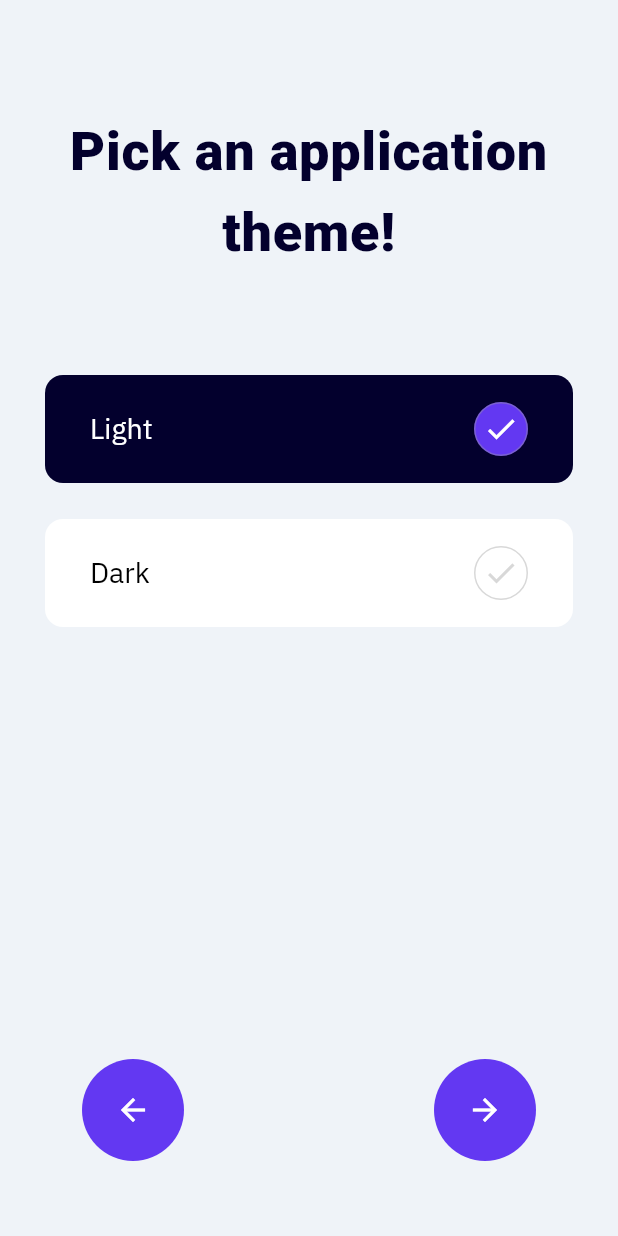
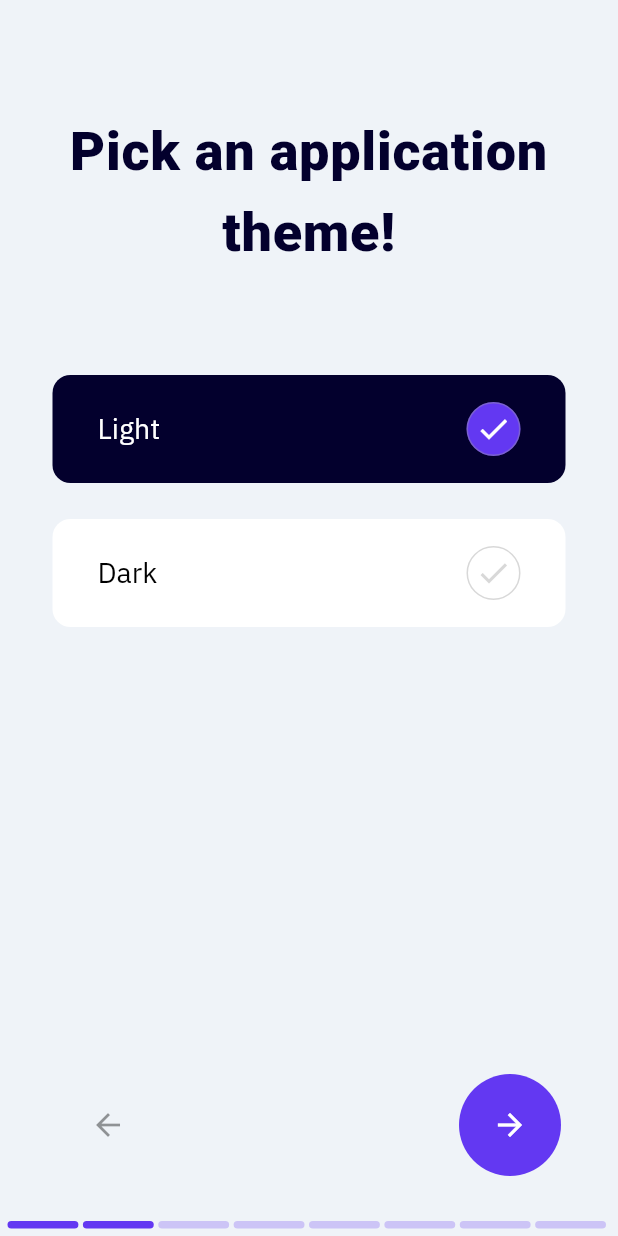
Before and after one commit to f0cuSsss/flutter_animated_onboarding, a Flutter app: the screen it shows after launch, after a tap on the "arrow forward" icon, on a phone screen of 412 x 824 dp. Run offline on Flutter 3.47's test engine with Material 2 defaults, Android fonts, the phone set to English and light mode, and no system bars; our stand-ins replace flutter_svg.

Commit message:
Onboard template done

```diff
--- /dev/null
+++ b/lib/screens/onboard/onboard_bottom_block.dart
@@ -0,0 +1,102 @@
+import 'package:flutter/material.dart';
+
+class OnboardBottomBlock extends StatelessWidget {
+  OnboardBottomBlock({this.pageController, this.pageCount, this.curPage});
+
+  var pageController;
+  var pageCount;
+  var curPage;
+
+  @override
+  Widget build(BuildContext context) {
+    return Column(
+      children: [
+        Row(
+          mainAxisAlignment: MainAxisAlignment.spaceBetween,
+          children: [
+            // NEED TO REFACTOR!!!
+            Expanded(
+              child: Ink(
+                decoration: ShapeDecoration(
+                  shape: CircleBorder(),
+                  // color: curPage == 0 ? null : Color(0xFF8093F1),
+                ),
+                padding: EdgeInsets.all(10),
+                child: IconButton(
+                  iconSize: 24,
+                  splashColor: (() {
+                    return curPage == 0
+                        ? Colors.transparent
+                        : Color(0xFF8093F1);
+                  }()),
+                  icon: Icon(
+                    Icons.arrow_back,
+                    color: curPage == 0
+                        ? Colors.transparent
+                        : Colors.black.withOpacity(0.4),
+                  ),
+                  onPressed: curPage == 0
+                      ? null
+                      : () => (pageController as PageController).previousPage(
+                            duration: const Duration(milliseconds: 350),
+                            curve: Curves.easeInToLinear,
+                          ),
+                ),
+              ),
+            ),
+            Expanded(child: Text('')),
+            Expanded(
+              child: Ink(
+                decoration: ShapeDecoration(
+                  shape: CircleBorder(),
+                  color: curPage == pageCount - 1
+                      ? Color(0xFFEFF3F8)
+                      : Color(0xFF6338F2),
+                ),
+                padding: EdgeInsets.all(10),
+                child: IconButton(
+                  splashColor: (() {
+                    return curPage == pageCount - 1
+                        ? Colors.transparent
+                        : Color(0xFF8093F1);
+                  }()),
+                  icon: Icon(
+                    Icons.arrow_forward,
+                    color: curPage == pageCount - 1
+                        ? Colors.transparent
+                        : Colors.white,
+                  ),
+                  onPressed: curPage == pageCount - 1
+                      ? null
+                      : () {
+                          pageController.nextPage(
+                            duration: const Duration(milliseconds: 350),
+                            curve: Curves.easeInToLinear,
+                          );
+                        },
+                ),
+              ),
+            ),
+          ],
+        ),
+        SizedBox(height: 30),
+        Row(
+          children: List.generate(pageCount, (index) {
+            return Expanded(
+              child: Container(
+                decoration: BoxDecoration(
+                  borderRadius: BorderRadius.all(Radius.circular(5)),
+                  color: curPage >= index
+                      ? Color(0xFF6338F2)
+                      : Color(0xFF6338F2).withOpacity(0.25),
+                ),
+                margin: EdgeInsets.only(right: 3),
+                height: 5,
+              ),
+            );
+          }),
+        ),
+      ],
+    );
+  }
+}
--- /dev/null
+++ b/lib/screens/onboard/onboard_functional_first_screen.dart
@@ -0,0 +1,78 @@
+import 'package:flutter/material.dart';
+import 'package:flutter_welcome_screen/screens/onboard/onboard_bottom_block.dart';
+
+class OnboardFunctionalFirstScreen extends StatelessWidget {
+  OnboardFunctionalFirstScreen({this.pageController, this.pageCount});
+
+  var pageController;
+  var pageCount;
+
+  @override
+  Widget build(BuildContext context) {
+    return Stack(children: [
+      Positioned(
+        top: 25,
+        right: 20,
+        child: GestureDetector(
+          onTap: () => (pageController as PageController).animateToPage(
+            pageCount - 1,
+            duration: const Duration(milliseconds: 800),
+            curve: Curves.decelerate,
+          ),
+          child: Padding(
+            padding: const EdgeInsets.all(8.0),
+            child: Text(
+              'SKIP',
+              style: TextStyle(
+                color: Colors.black.withOpacity(0.5),
+                fontWeight: FontWeight.w500,
+              ),
+            ),
+          ),
+        ),
+      ),
+      Padding(
+        padding: const EdgeInsets.only(top: 70, bottom: 5, left: 5, right: 5),
+        child: Column(
+          children: [
+            Image.asset(
+              'assets/onboarding/func_1.jpg',
+              fit: BoxFit.fill,
+              height: MediaQuery.of(context).size.height * 0.4,
+            ),
+            Padding(
+              padding: const EdgeInsets.only(left: 30, right: 30),
+              child: Text(
+                'Functional 1',
+                textAlign: TextAlign.center,
+                style: TextStyle(
+                  color: Color(0xFF03002D),
+                  fontFamily: 'Roboto',
+                  fontSize: 36,
+                  fontWeight: FontWeight.w900,
+                  height: 1.5,
+                  letterSpacing: 0.5,
+                ),
+              ),
+            ),
+            SizedBox(height: 30),
+            Expanded(
+                child: Padding(
+              padding: const EdgeInsets.all(16.0),
+              child: Text(
+                'It has survived not only five centuries, but also the leap into electronic typesetting, remaining essentially unchanged.',
+                style: TextStyle(fontSize: 18),
+              ),
+            )),
+            SizedBox(height: 30),
+            OnboardBottomBlock(
+              pageController: pageController,
+              pageCount: pageCount,
+              curPage: 4,
+            ),
+          ],
+        ),
+      ),
+    ]);
+  }
+}
--- /dev/null
+++ b/lib/screens/onboard/onboard_functional_overview_screen.dart
@@ -0,0 +1,79 @@
+import 'package:flutter/material.dart';
+import 'package:flutter_welcome_screen/screens/onboard/onboard_bottom_block.dart';
+
+class OnboardFunctionalOverviewScreen extends StatelessWidget {
+  OnboardFunctionalOverviewScreen({this.pageController, this.pageCount});
+
+  var pageController;
+  var pageCount;
+
+  @override
+  Widget build(BuildContext context) {
+    return Stack(children: [
+      Positioned(
+        top: 25,
+        right: 20,
+        child: GestureDetector(
+          onTap: () => (pageController as PageController).animateToPage(
+            pageCount - 1,
+            duration: const Duration(milliseconds: 800),
+            curve: Curves.decelerate,
+          ),
+          child: Padding(
+            padding: const EdgeInsets.all(8.0),
+            child: Text(
+              'SKIP',
+              style: TextStyle(
+                color: Colors.black.withOpacity(0.5),
+                fontWeight: FontWeight.w500,
+              ),
+            ),
+          ),
+        ),
+      ),
+      Padding(
+        padding: const EdgeInsets.only(top: 70, bottom: 5, left: 5, right: 5),
+        child: Column(
+          children: [
+            Image.asset(
+              'assets/onboarding/functional_overview.png',
+              fit: BoxFit.fill,
+              height: MediaQuery.of(context).size.height * 0.35,
+            ),
+            SizedBox(height: 20),
+            Padding(
+              padding: const EdgeInsets.only(left: 30, right: 30),
+              child: Text(
+                'Functional overview',
+                textAlign: TextAlign.center,
+                style: TextStyle(
+                  color: Color(0xFF03002D),
+                  fontFamily: 'Roboto',
+                  fontSize: 36,
+                  fontWeight: FontWeight.w900,
+                  height: 1.5,
+                  letterSpacing: 0.5,
+                ),
+              ),
+            ),
+            SizedBox(height: 30),
+            Expanded(
+                child: Padding(
+              padding: const EdgeInsets.all(16.0),
+              child: Text(
+                'Lorem Ipsum is simply dummy text of the printing and typesetting industry. Lorem Ipsum has been the industry\'s standard dummy text ever since the 1500s.',
+                style: TextStyle(fontSize: 18),
+              ),
+            )),
+            SizedBox(height: 30),
+            OnboardBottomBlock(
+              pageController: pageController,
+              pageCount: pageCount,
+              curPage: 3,
+            ),
+          ],
+        ),
+      ),
+    ]);
+  }
+}
--- a/lib/screens/onboard/onboard_language_screen.dart
+++ b/lib/screens/onboard/onboard_language_screen.dart
@@ -1,6 +1,7 @@
 import 'package:flutter/material.dart';
 import 'package:flutter_svg/flutter_svg.dart';
 import 'package:flutter_welcome_screen/behaviors/NoneScrollBehavior.dart';
+import 'package:flutter_welcome_screen/screens/onboard/onboard_bottom_block.dart';
 
 class LanguageItem {
   final id;
@@ -11,9 +12,11 @@ class LanguageItem {
 }
 
 class OnboardLanguageScreen extends StatefulWidget {
-  OnboardLanguageScreen({Key? key, this.pageController}) : super(key: key);
+  OnboardLanguageScreen({Key? key, this.pageController, this.pageCount})
+      : super(key: key);
 
   var pageController;
+  var pageCount;
 
   @override
   State<OnboardLanguageScreen> createState() => _OnboardLanguageScreenState();
@@ -56,7 +59,7 @@ class _OnboardLanguageScreenState extends State<OnboardLanguageScreen> {
   @override
   Widget build(BuildContext context) {
     return Padding(
-      padding: const EdgeInsets.only(bottom: 20, top: 70, left: 30, right: 30),
+      padding: const EdgeInsets.only(top: 70, bottom: 5, left: 5, right: 5),
       // bottom: MediaQuery.of(context).size.height * 0.1),
       child: Column(
         children: [
@@ -76,69 +79,24 @@ class _OnboardLanguageScreenState extends State<OnboardLanguageScreen> {
           Expanded(
             child: ScrollConfiguration(
               behavior: NoneScrollBehavior(),
-              child: ListView(
-                children: List.generate(
-                  languages.length,
-                  (index) => _languageItem(languages[index]),
+              child: Padding(
+                padding: const EdgeInsets.symmetric(horizontal: 30),
+                child: ListView(
+                  children: List.generate(
+                    languages.length,
+                    (index) => _languageItem(languages[index]),
+                  ),
                 ),
               ),
             ),
           ),
           // Text('You will be able to change the language in the app settings.'),
           SizedBox(height: 30),
-          Row(
-            mainAxisAlignment: MainAxisAlignment.spaceBetween,
-            children: [
-              // NEED TO REFACTOR!!!
-              Expanded(
-                child: IconButton(
-                  iconSize: 24,
-                  splashColor: (() {
-                    return widget.pageController.initialPage == 0
-                        ? Colors.transparent
-                        : Color(0xFF8093F1);
-                  }()),
-                  highlightColor: Colors.transparent,
-                  color: (() {
-                    return widget.pageController.initialPage == 0
-                        ? Colors.transparent
-                        : Color(0xFF8093F1);
-                  }()),
-                  icon: Icon(
-                    Icons.arrow_back,
-                  ),
-                  onPressed: () => print('Prev slide'),
-                ),
-              ),
-              Expanded(child: Text('')),
-              Expanded(
-                child: Ink(
-                  decoration: ShapeDecoration(
-                    shape: CircleBorder(),
-                    color: Color(0xFF6338F2),
-                  ),
-                  padding: EdgeInsets.all(10),
-                  child: IconButton(
-                    iconSize: 24,
-                    color: Color(0xFF8093F1),
-                    icon: Icon(
-                      Icons.arrow_forward,
-                      color: Colors.white,
-                    ),
-                    onPressed: selectedLanguage.id != -1
-                        ? () {
-                            widget.pageController.nextPage(
-                              duration: const Duration(milliseconds: 350),
-                              curve: Curves.easeInToLinear,
-                            );
-                          }
-                        : null,
-                  ),
-                ),
-              ),
-            ],
+          OnboardBottomBlock(
+            pageController: widget.pageController,
+            pageCount: widget.pageCount,
+            curPage: 0,
           ),
-          SizedBox(height: 30),
         ],
       ),
     );
--- a/lib/screens/onboard/onboard_screen.dart
+++ b/lib/screens/onboard/onboard_screen.dart
@@ -2,8 +2,14 @@ import 'package:flutter/material.dart';
 
 import 'package:flutter_svg/flutter_svg.dart';
 import 'package:flutter_welcome_screen/behaviors/NoneScrollBehavior.dart';
+import 'package:flutter_welcome_screen/screens/onboard/onboard_functional_overview_screen.dart';
+import 'package:flutter_welcome_screen/screens/onboard/onboard_functional_first_screen.dart';
+import 'package:flutter_welcome_screen/screens/onboard/onboard_functional_second_screen.dart';
+import 'package:flutter_welcome_screen/screens/onboard/onboard_functional_third_screen.dart';
+import 'package:flutter_welcome_screen/screens/onboard/onboard_getting_started_screen.dart';
 import 'package:flutter_welcome_screen/screens/onboard/onboard_language_screen.dart';
 import 'package:flutter_welcome_screen/screens/onboard/onboard_theme_screen.dart';
+import 'package:flutter_welcome_screen/screens/onboard/onboard_welcome_screen.dart';
 
 class OnBoardScreen extends StatefulWidget {
   OnBoardScreen({Key? key}) : super(key: key);
@@ -23,13 +29,23 @@ class _OnBoardScreenState extends State<OnBoardScreen> {
         child: Container(
           child: PageView(
             controller: pageController,
-            // physics: NeverScrollableScrollPhysics(),
+            physics: NeverScrollableScrollPhysics(),
             children: [
-              OnboardLanguageScreen(pageController: pageController),
-              OnboardThemeScreen(pageController: pageController),
-              Container(
-                child: Text('Slide 3'),
-              ),
+              OnboardLanguageScreen(
+                  pageController: pageController, pageCount: 8),
+              OnboardThemeScreen(pageController: pageController, pageCount: 8),
+              OnboardWelcomeScreen(
+                  pageController: pageController, pageCount: 8),
+              OnboardFunctionalOverviewScreen(
+                  pageController: pageController, pageCount: 8),
+              OnboardFunctionalFirstScreen(
+                  pageController: pageController, pageCount: 8),
+              OnboardFunctionalSecondScreen(
+                  pageController: pageController, pageCount: 8),
+              OnboardFunctionalThirdScreen(
+                  pageController: pageController, pageCount: 8),
+              OnboardGettingStartedScreen(
+                  pageController: pageController, pageCount: 8),
             ],
           ),
         ),
--- a/lib/screens/onboard/onboard_theme_screen.dart
+++ b/lib/screens/onboard/onboard_theme_screen.dart
@@ -1,6 +1,7 @@
 import 'package:flutter/material.dart';
 import 'package:flutter_svg/flutter_svg.dart';
 import 'package:flutter_welcome_screen/behaviors/NoneScrollBehavior.dart';
+import 'package:flutter_welcome_screen/screens/onboard/onboard_bottom_block.dart';
 
 class ThemeItem {
   final id;
@@ -10,9 +11,11 @@ class ThemeItem {
 }
 
 class OnboardThemeScreen extends StatefulWidget {
-  OnboardThemeScreen({Key? key, this.pageController}) : super(key: key);
+  OnboardThemeScreen({Key? key, this.pageController, this.pageCount})
+      : super(key: key);
 
   var pageController;
+  var pageCount;
 
   @override
   State<OnboardThemeScreen> createState() => _OnboardThemeScreenState();
@@ -43,11 +46,13 @@ class _OnboardThemeScreenState extends State<OnboardThemeScreen> {
   @override
   Widget build(BuildContext context) {
     return Padding(
-      padding: const EdgeInsets.only(bottom: 20, top: 70, left: 30, right: 30),
+      padding: const EdgeInsets.only(top: 70, bottom: 5, left: 5, right: 5),
       // bottom: MediaQuery.of(context).size.height * 0.1),
       child: Column(
         children: [
-          Text(
+          Padding(
+            padding: const EdgeInsets.only(left: 30, right: 30),
+            child: Text(
               'Pick an application theme!',
               textAlign: TextAlign.center,
               style: TextStyle(
@@ -59,10 +64,13 @@ class _OnboardThemeScreenState extends State<OnboardThemeScreen> {
                 letterSpacing: 0.5,
               ),
             ),
+          ),
           SizedBox(height: 60),
           Expanded(
             child: ScrollConfiguration(
               behavior: NoneScrollBehavior(),
+              child: Padding(
+                padding: const EdgeInsets.only(left: 30, right: 30),
                 child: ListView(
                   children: List.generate(
                     themes.length,
@@ -71,67 +79,15 @@ class _OnboardThemeScreenState extends State<OnboardThemeScreen> {
                 ),
               ),
             ),
+          ),
           // SizedBox(height: 30),
           // Text('You will be able to change the theme in the app settings.'),
           SizedBox(height: 30),
-          Row(
-            mainAxisAlignment: MainAxisAlignment.spaceBetween,
-            children: [
-              // NEED TO REFACTOR!!!
-              Expanded(
-                child: Ink(
-                  decoration: ShapeDecoration(
-                    shape: CircleBorder(),
-                    color: Color(0xFF6338F2),
+          OnboardBottomBlock(
+            pageController: widget.pageController,
+            pageCount: widget.pageCount,
+            curPage: 1,
           ),
-                  padding: EdgeInsets.all(10),
-                  child: IconButton(
-                    iconSize: 24,
-                    color: Color(0xFF8093F1),
-                    icon: Icon(
-                      Icons.arrow_back,
-                      color: Colors.white,
-                    ),
-                    onPressed: () =>
-                        (widget.pageController as PageController).previousPage(
-                      duration: const Duration(milliseconds: 350),
-                      curve: Curves.easeInToLinear,
-                    ),
-                  ),
-                ),
-              ),
-              Expanded(child: Text('')),
-              Expanded(
-                child: Ink(
-                  decoration: ShapeDecoration(
-                    shape: CircleBorder(),
-                    color: Color(0xFF6338F2),
-                  ),
-                  padding: EdgeInsets.all(10),
-                  child: IconButton(
-                    iconSize: 24,
-                    // iconSize: 34,
-                    // color: Colors.black.withOpacity(0.7),
-                    // color: Color(0xFF8093F1),
-                    icon: Icon(
-                      Icons.arrow_forward,
-                      color: Colors.white,
-                      // color: Colors.black.withOpacity(0.7),
-                    ),
-                    onPressed: selectedTheme.id != -1
-                        ? () {
-                            widget.pageController.nextPage(
-                              duration: const Duration(milliseconds: 350),
-                              curve: Curves.easeInToLinear,
-                            );
-                          }
-                        : null,
-                  ),
-                ),
-              ),
-            ],
-          ),
-          SizedBox(height: 30),
         ],
       ),
     );
--- /dev/null
+++ b/lib/screens/onboard/onboard_welcome_screen.dart
@@ -0,0 +1,57 @@
+import 'package:flutter/material.dart';
+import 'package:flutter_welcome_screen/screens/onboard/onboard_bottom_block.dart';
+
+class OnboardWelcomeScreen extends StatelessWidget {
+  OnboardWelcomeScreen({this.pageController, this.pageCount});
+
+  var pageController;
+  var pageCount;
+
+  @override
+  Widget build(BuildContext context) {
+    return Padding(
+      padding: const EdgeInsets.only(top: 70, bottom: 5, left: 5, right: 5),
+      // bottom: MediaQuery.of(context).size.height * 0.1),
+      child: Column(
+        children: [
+          Image.asset(
+            'assets/onboarding/people_temp.jpg',
+            fit: BoxFit.fill,
+            // width: double.infinity,
+            height: MediaQuery.of(context).size.height * 0.4,
+          ),
+          Padding(
+            padding: const EdgeInsets.only(left: 30, right: 30),
+            child: Text(
+              'Welcome!',
+              textAlign: TextAlign.center,
+              style: TextStyle(
+                color: Color(0xFF03002D),
+                fontFamily: 'Roboto',
+                fontSize: 36,
+                fontWeight: FontWeight.w900,
+                height: 1.5,
+                letterSpacing: 0.5,
+              ),
+            ),
+          ),
+          SizedBox(height: 30),
+          Expanded(
+              child: Padding(
+            padding: const EdgeInsets.all(16.0),
+            child: Text(
+              'Lorem Ipsum is simply dummy text of the printing and typesetting industry. Lorem Ipsum has been the industry\'s standard dummy text ever since the 1500s.',
+              style: TextStyle(fontSize: 18),
+            ),
+          )),
+          SizedBox(height: 30),
+          OnboardBottomBlock(
+            pageController: pageController,
+            pageCount: pageCount,
+            curPage: 2,
+          ),
+        ],
+      ),
+    );
+  }
+}
```
Also changed, not shown: lib/screens/onboard/onboard_functional_second_screen.dart (added, +79 -0 lines), lib/screens/onboard/onboard_functional_third_screen.dart (added, +79 -0 lines), lib/screens/onboard/onboard_getting_started_screen.dart (added, +76 -0 lines), assets/onboarding/func_1.jpg (added), assets/onboarding/func_2.png (added), assets/onboarding/func_3.png (added), assets/onboarding/functional_overview.png (added), assets/onboarding/getting_started.png (added), assets/onboarding/people_temp.jpg (added), 1 other file. Lines whose indentation alone changed are shown as unchanged.
